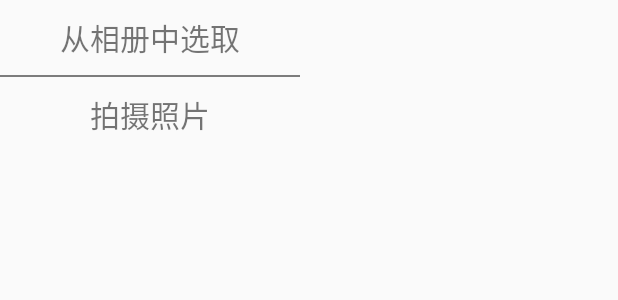
After one commit to hg4/jiangnankezhan, an Android app: the layout dialog_select_photo.xml on its own in the app's theme, with its tools: preview values and no code run, on a phone screen of 412 x 824 dp. The commit adds this screen. Shown: the top 300 px of the screen. Run offline under Robolectric (Android 15) with nearby library versions, the phone set to English and light mode, and no system bars.

Commit message:
1.6.1
能换头像啦

```diff
--- /dev/null
+++ b/app/src/main/res/layout/dialog_select_photo.xml
@@ -0,0 +1,33 @@
+<?xml version="1.0" encoding="utf-8"?>
+<LinearLayout xmlns:android="http://schemas.android.com/apk/res/android"
+              android:orientation="vertical"
+              android:layout_width="wrap_content"
+              android:layout_height="wrap_content">
+
+    <TextView
+        android:id="@+id/tv_select_gallery"
+        android:layout_width="200dp"
+        android:layout_height="50dp"
+        android:layout_gravity="center_horizontal"
+        android:gravity="center"
+        android:text="从相册中选取"
+        android:textSize="20dp"/>
+
+    <TextView
+        android:id="@+id/textView10"
+        android:layout_width="200dp"
+        android:layout_height="1dp"
+        android:background="@color/colorgrey"
+        android:text="TextView"/>
+
+    <TextView
+        android:id="@+id/tv_select_camera"
+        android:layout_width="200dp"
+        android:layout_height="50dp"
+        android:layout_gravity="center_horizontal"
+        android:gravity="center"
+
+        android:text="拍摄照片"
+        android:textSize="20dp"/>
+
+</LinearLayout>
```
Also changed, not shown: app/src/main/java/com/example/hg4/jiangnankezhan/MainActivity.java (+23 -1 lines), app/src/main/java/com/example/hg4/jiangnankezhan/PersonInfoActivity.java (+122 -4 lines).
